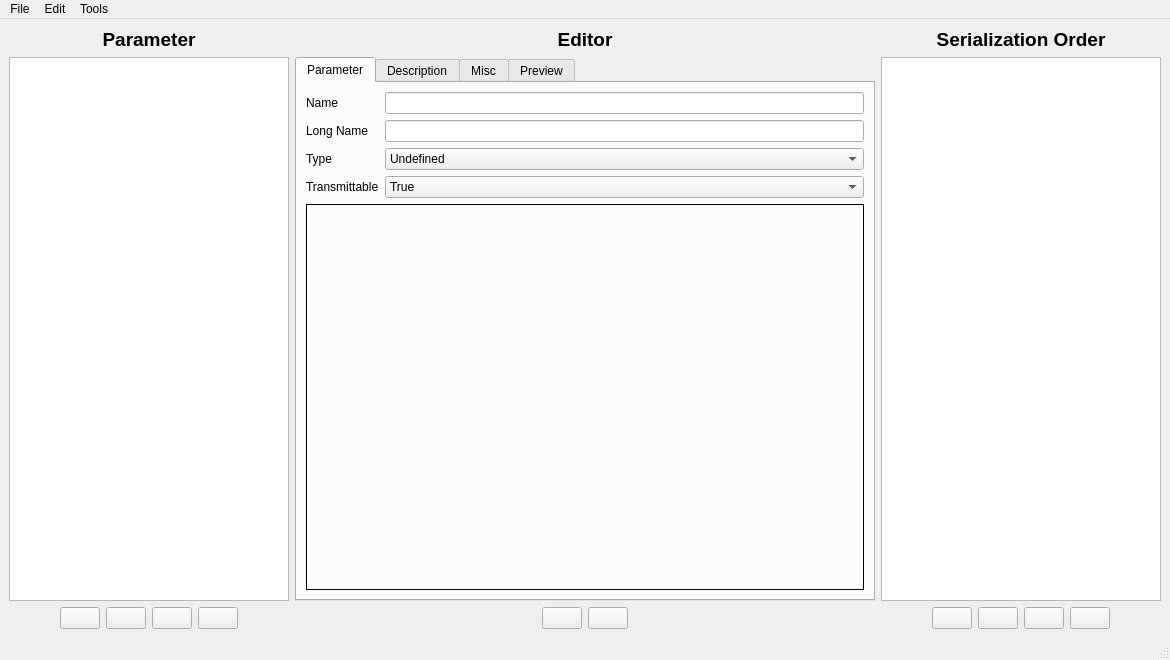
Maxkgo/MaxkGo-BMS-Tool, file parametereditor.ui: the form before one commit.
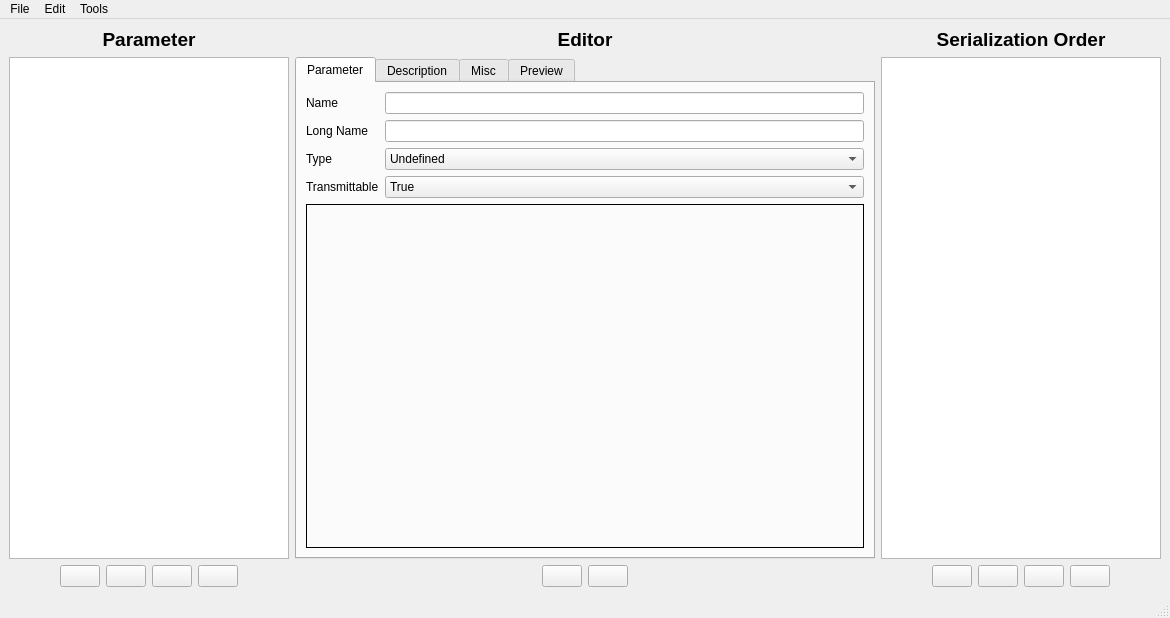
The form after the commit. Icons and pictures are not drawn. Custom widgets are drawn as their Qt base class.

```diff
--- a/parametereditor.ui
+++ b/parametereditor.ui
@@ -7,7 +7,7 @@
     <x>0</x>
     <y>0</y>
     <width>1170</width>
-    <height>660</height>
+    <height>618</height>
    </rect>
   </property>
   <property name="windowTitle">
```
Left out of the diff: 4 changed lines with no effect on the pictures.
